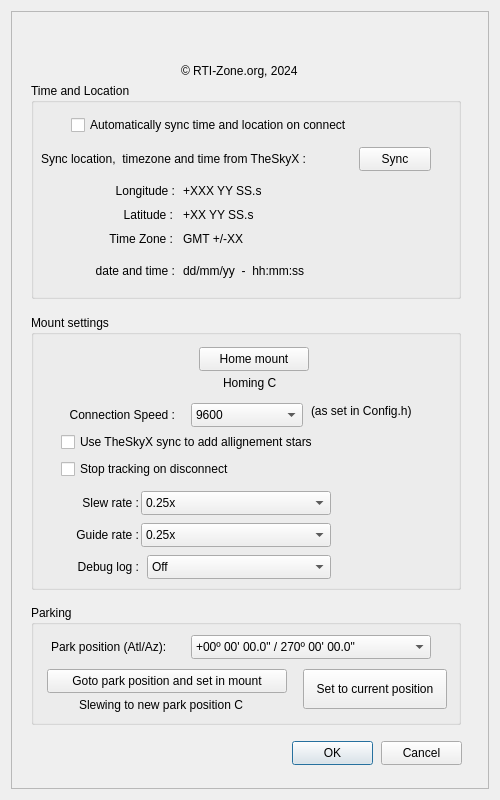
Before: the Qt Designer form OnStep.ui in rpineau/OnStep, drawn with Qt 5.
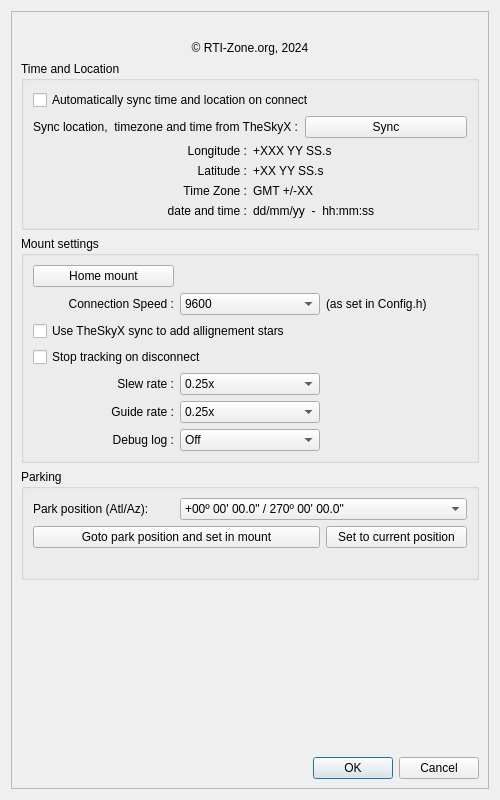
After: the same form once the commit is applied. Icons and pictures are not drawn. Custom widgets are drawn as their Qt base class.

Commit message: switch to QT layouts rather than absolute sizing for ui components

```diff
--- a/OnStep.ui
+++ b/OnStep.ui
@@ -10,24 +10,6 @@
     <height>800</height>
    </rect>
   </property>
-  <property name="sizePolicy">
-   <sizepolicy hsizetype="Fixed" vsizetype="Fixed">
-    <horstretch>0</horstretch>
-    <verstretch>0</verstretch>
-   </sizepolicy>
-  </property>
-  <property name="minimumSize">
-   <size>
-    <width>500</width>
-    <height>800</height>
-   </size>
-  </property>
-  <property name="maximumSize">
-   <size>
-    <width>500</width>
-    <height>800</height>
-   </size>
-  </property>
   <property name="windowTitle">
    <string>OnStep Setup</string>
   </property>
@@ -37,99 +19,56 @@
      <property name="enabled">
       <bool>true</bool>
      </property>
-     <property name="sizePolicy">
-      <sizepolicy hsizetype="Fixed" vsizetype="Fixed">
-       <horstretch>0</horstretch>
-       <verstretch>0</verstretch>
-      </sizepolicy>
-     </property>
-     <property name="minimumSize">
-      <size>
-       <width>0</width>
-       <height>4</height>
-      </size>
-     </property>
-     <property name="maximumSize">
-      <size>
-       <width>9999</width>
-       <height>9999</height>
-      </size>
-     </property>
-     <property name="sizeIncrement">
-      <size>
-       <width>56</width>
-       <height>0</height>
-      </size>
-     </property>
      <property name="frameShape">
       <enum>QFrame::StyledPanel</enum>
      </property>
      <property name="frameShadow">
       <enum>QFrame::Raised</enum>
      </property>
-     <widget class="QPushButton" name="pushButtonOK">
-       <property name="geometry">
-        <rect>
-         <x>281</x>
-         <y>730</y>
-        <width>81</width>
-        <height>24</height>
-       </rect>
-      </property>
+     <layout class="QVBoxLayout" name="mainLayout">
+      <item>
+       <widget class="QLabel" name="label_logo_2">
       <property name="text">
-       <string>OK</string>
-      </property>
-      <property name="default">
-       <bool>true</bool>
-      </property>
-     </widget>
-     <widget class="QPushButton" name="pushButtonCancel">
-       <property name="geometry">
-        <rect>
-         <x>370</x>
-         <y>730</y>
-        <width>81</width>
-        <height>24</height>
-       </rect>
-      </property>
+         <string/>
+        </property>
+        <property name="pixmap">
+         <pixmap>OnStep.png</pixmap>
+        </property>
+        <property name="alignment">
+         <set>Qt::AlignCenter</set>
+        </property>
+        <property name="X2_PhotoFileName" stdset="0">
+         <string>OnStep.png</string>
+        </property>
+       </widget>
+      </item>
+      <item>
+       <widget class="QLabel" name="label_5">
       <property name="text">
-       <string>Cancel</string>
-      </property>
-     </widget>
+         <string>© RTI-Zone.org, 2024</string>
+        </property>
+        <property name="alignment">
+         <set>Qt::AlignCenter</set>
+        </property>
+       </widget>
+      </item>
+      <item>
      <widget class="QGroupBox" name="groupBox">
-      <property name="geometry">
-       <rect>
-        <x>20</x>
-        <y>72</y>
-        <width>430</width>
-        <height>216</height>
-       </rect>
-      </property>
       <property name="title">
        <string>Time and Location</string>
       </property>
-      <widget class="QPushButton" name="pushButton">
-       <property name="geometry">
-        <rect>
-         <x>328</x>
-         <y>64</y>
-         <width>72</width>
-         <height>24</height>
-        </rect>
-       </property>
+        <layout class="QVBoxLayout" name="groupBoxLayout">
+         <item>
+          <widget class="QCheckBox" name="checkBox">
        <property name="text">
-        <string>Sync</string>
-       </property>
-      </widget>
+            <string>Automatically sync time and location on connect</string>
+           </property>
+          </widget>
+         </item>
+         <item>
+          <layout class="QHBoxLayout" name="syncLayout">
+           <item>
       <widget class="QLabel" name="label">
-       <property name="geometry">
-        <rect>
-         <x>10</x>
-         <y>64</y>
-         <width>304</width>
-         <height>24</height>
-        </rect>
-       </property>
        <property name="text">
         <string>Sync location,  timezone and time from TheSkyX :</string>
        </property>
@@ -137,44 +76,20 @@
         <set>Qt::AlignLeading|Qt::AlignLeft|Qt::AlignVCenter</set>
        </property>
       </widget>
-      <widget class="QLabel" name="label_4">
-       <property name="geometry">
-        <rect>
-         <x>8</x>
-         <y>176</y>
-         <width>136</width>
-         <height>24</height>
-        </rect>
-       </property>
+           </item>
+           <item>
+            <widget class="QPushButton" name="pushButton">
        <property name="text">
-        <string>date and time :</string>
-       </property>
-       <property name="alignment">
-        <set>Qt::AlignRight|Qt::AlignTrailing|Qt::AlignVCenter</set>
-       </property>
-      </widget>
-      <widget class="QLabel" name="time_date">
-       <property name="geometry">
-        <rect>
-         <x>152</x>
-         <y>176</y>
-         <width>248</width>
-         <height>24</height>
-        </rect>
-       </property>
-       <property name="text">
-        <string>dd/mm/yy  -  hh:mm:ss</string>
-       </property>
-      </widget>
+              <string>Sync</string>
+             </property>
+            </widget>
+           </item>
+          </layout>
+         </item>
+         <item>
+          <layout class="QGridLayout" name="locationGrid">
+           <item row="0" column="0">
       <widget class="QLabel" name="label_9">
-       <property name="geometry">
-        <rect>
-         <x>16</x>
-         <y>96</y>
-         <width>128</width>
-         <height>24</height>
-        </rect>
-       </property>
        <property name="text">
         <string>Longitude :</string>
        </property>
@@ -182,28 +97,16 @@
         <set>Qt::AlignRight|Qt::AlignTrailing|Qt::AlignVCenter</set>
        </property>
       </widget>
+           </item>
+           <item row="0" column="1">
       <widget class="QLabel" name="longitude">
-       <property name="geometry">
-        <rect>
-         <x>152</x>
-         <y>96</y>
-         <width>176</width>
-         <height>24</height>
-        </rect>
-       </property>
        <property name="text">
         <string>+XXX YY SS.s</string>
        </property>
       </widget>
+           </item>
+           <item row="1" column="0">
       <widget class="QLabel" name="label_11">
-       <property name="geometry">
-        <rect>
-         <x>32</x>
-         <y>120</y>
-         <width>110</width>
-         <height>24</height>
-        </rect>
-       </property>
        <property name="text">
         <string>Latitude :</string>
        </property>
@@ -211,28 +114,16 @@
         <set>Qt::AlignRight|Qt::AlignTrailing|Qt::AlignVCenter</set>
        </property>
       </widget>
+           </item>
+           <item row="1" column="1">
       <widget class="QLabel" name="latitude">
-       <property name="geometry">
-        <rect>
-         <x>152</x>
-         <y>120</y>
-         <width>176</width>
-         <height>24</height>
-        </rect>
-       </property>
        <property name="text">
         <string>+XX YY SS.s</string>
        </property>
       </widget>
+           </item>
+           <item row="2" column="0">
       <widget class="QLabel" name="label_12">
-       <property name="geometry">
-        <rect>
-         <x>32</x>
-         <y>144</y>
-         <width>110</width>
-         <height>24</height>
-        </rect>
-       </property>
        <property name="text">
         <string>Time Zone :</string>
        </property>
@@ -240,217 +131,68 @@
         <set>Qt::AlignRight|Qt::AlignTrailing|Qt::AlignVCenter</set>
        </property>
       </widget>
+           </item>
+           <item row="2" column="1">
       <widget class="QLabel" name="timezone">
-       <property name="geometry">
-        <rect>
-         <x>152</x>
-         <y>144</y>
-         <width>176</width>
-         <height>24</height>
-        </rect>
-       </property>
        <property name="text">
         <string>GMT +/-XX</string>
        </property>
       </widget>
-      <widget class="QCheckBox" name="checkBox">
-       <property name="geometry">
-        <rect>
-         <x>40</x>
-         <y>32</y>
-         <width>328</width>
-         <height>20</height>
-        </rect>
-       </property>
+           </item>
+           <item row="3" column="0">
+            <widget class="QLabel" name="label_4">
        <property name="text">
-        <string>Automatically sync time and location on connect</string>
-       </property>
-      </widget>
-     </widget>
-     <widget class="QLabel" name="label_5">
-      <property name="geometry">
-       <rect>
-        <x>170</x>
-        <y>48</y>
-        <width>144</width>
-        <height>24</height>
-       </rect>
-      </property>
-      <property name="text">
-       <string>© RTI-Zone.org, 2024</string>
-      </property>
-     </widget>
-     <widget class="QLabel" name="label_logo_2">
-      <property name="geometry">
-       <rect>
-        <x>180</x>
-        <y>10</y>
-        <width>116</width>
-        <height>35</height>
-       </rect>
-      </property>
-      <property name="text">
-       <string/>
-      </property>
-      <property name="pixmap">
-       <pixmap>OnStep.png</pixmap>
+              <string>date and time :</string>
       </property>
       <property name="alignment">
-       <set>Qt::AlignCenter</set>
-      </property>
-      <property name="X2_PhotoFileName" stdset="0">
-       <string>OnStep.png</string>
-      </property>
-     </widget>
+              <set>Qt::AlignRight|Qt::AlignTrailing|Qt::AlignVCenter</set>
+             </property>
+            </widget>
+           </item>
+           <item row="3" column="1">
+            <widget class="QLabel" name="time_date">
+             <property name="text">
+              <string>dd/mm/yy  -  hh:mm:ss</string>
+             </property>
+            </widget>
+           </item>
+          </layout>
+         </item>
+        </layout>
+       </widget>
+      </item>
+      <item>
      <widget class="QGroupBox" name="groupBox_2">
-      <property name="geometry">
-       <rect>
-        <x>20</x>
-        <y>304</y>
-        <width>430</width>
-        <height>275</height>
-       </rect>
-      </property>
       <property name="title">
        <string>Mount settings</string>
       </property>
+        <layout class="QGridLayout" name="mountGrid">
+         <item row="0" column="0">
       <widget class="QPushButton" name="pushButton_3">
-       <property name="geometry">
-        <rect>
-         <x>168</x>
-         <y>32</y>
-         <width>110</width>
-         <height>24</height>
-        </rect>
-       </property>
        <property name="text">
         <string>Home mount</string>
        </property>
       </widget>
-      <widget class="QCheckBox" name="checkBox_2">
-       <property name="geometry">
-        <rect>
-         <x>30</x>
-         <y>144</y>
-         <width>200</width>
-         <height>20</height>
-        </rect>
-       </property>
-       <property name="text">
-        <string>Stop tracking on disconnect</string>
-       </property>
-      </widget>
-      <widget class="QCheckBox" name="checkBox_3">
-       <property name="geometry">
-        <rect>
-         <x>30</x>
-         <y>112</y>
-         <width>300</width>
-         <height>30</height>
-        </rect>
-       </property>
-       <property name="text">
-        <string>Use TheSkyX sync to add allignement stars</string>
-       </property>
-      </widget>
-      <widget class="QComboBox" name="comboBox_2">
-       <property name="geometry">
-        <rect>
-         <x>110</x>
-         <y>176</y>
-         <width>190</width>
-         <height>24</height>
-        </rect>
-       </property>
-       <item>
-        <property name="text">
-         <string>0.25x</string>
-        </property>
-       </item>
-       <item>
-        <property name="text">
-         <string>0.5x</string>
-        </property>
-       </item>
-       <item>
-        <property name="text">
-         <string>1x (Guide)</string>
-        </property>
-       </item>
-       <item>
-        <property name="text">
-         <string>2x</string>
-        </property>
-       </item>
-       <item>
-        <property name="text">
-         <string>4x (Centering)</string>
-        </property>
-       </item>
-       <item>
-        <property name="text">
-         <string>8x (Move)</string>
-        </property>
-       </item>
-       <item>
-        <property name="text">
-         <string>24x (Slew)</string>
-        </property>
-       </item>
-       <item>
-        <property name="text">
-         <string>48x</string>
-        </property>
-       </item>
-       <item>
-        <property name="text">
-         <string>Half-Max</string>
-        </property>
-       </item>
-       <item>
-        <property name="text">
-         <string>Max</string>
-        </property>
-       </item>
-      </widget>
-      <widget class="QLabel" name="label_2">
-       <property name="geometry">
-        <rect>
-         <x>30</x>
-         <y>176</y>
-         <width>78</width>
-         <height>24</height>
-        </rect>
-       </property>
-       <property name="text">
-        <string>Slew rate :</string>
-       </property>
-       <property name="alignment">
-        <set>Qt::AlignRight|Qt::AlignTrailing|Qt::AlignVCenter</set>
-       </property>
-      </widget>
+         </item>
+         <item row="0" column="1" colspan="2">
       <widget class="QLabel" name="homingProgress">
-       <property name="geometry">
-        <rect>
-         <x>192</x>
-         <y>56</y>
-         <width>96</width>
-         <height>24</height>
-        </rect>
-       </property>
+           <property name="text">
+            <string/>
+           </property>
+          </widget>
+         </item>
+         <item row="1" column="0">
+          <widget class="QLabel" name="label_6">
        <property name="text">
-        <string>Homing C</string>
-       </property>
-      </widget>
+            <string>Connection Speed :</string>
+           </property>
+           <property name="alignment">
+            <set>Qt::AlignRight|Qt::AlignTrailing|Qt::AlignVCenter</set>
+           </property>
+          </widget>
+         </item>
+         <item row="1" column="1">
       <widget class="QComboBox" name="comboBox_3">
-       <property name="geometry">
-        <rect>
-         <x>160</x>
-         <y>88</y>
-         <width>112</width>
-         <height>24</height>
-        </rect>
-       </property>
        <item>
         <property name="text">
          <string>9600</string>
@@ -482,44 +224,40 @@
         </property>
        </item>
       </widget>
-      <widget class="QLabel" name="label_6">
-       <property name="geometry">
-        <rect>
-         <x>16</x>
-         <y>88</y>
-         <width>128</width>
-         <height>24</height>
-        </rect>
-       </property>
-       <property name="text">
-        <string>Connection Speed :</string>
-       </property>
-       <property name="alignment">
-        <set>Qt::AlignRight|Qt::AlignTrailing|Qt::AlignVCenter</set>
-       </property>
-      </widget>
+         </item>
+         <item row="1" column="2">
       <widget class="QLabel" name="label_7">
-       <property name="geometry">
-        <rect>
-         <x>280</x>
-         <y>88</y>
-         <width>128</width>
-         <height>16</height>
-        </rect>
-       </property>
        <property name="text">
         <string>(as set in Config.h)</string>
        </property>
       </widget>
-      <widget class="QComboBox" name="comboBox_4">
-       <property name="geometry">
-        <rect>
-         <x>110</x>
-         <y>208</y>
-         <width>190</width>
-         <height>24</height>
-        </rect>
-       </property>
+         </item>
+         <item row="2" column="0" colspan="3">
+          <widget class="QCheckBox" name="checkBox_3">
+           <property name="text">
+            <string>Use TheSkyX sync to add allignement stars</string>
+           </property>
+          </widget>
+         </item>
+         <item row="3" column="0" colspan="3">
+          <widget class="QCheckBox" name="checkBox_2">
+           <property name="text">
+            <string>Stop tracking on disconnect</string>
+           </property>
+          </widget>
+         </item>
+         <item row="4" column="0">
+          <widget class="QLabel" name="label_2">
+           <property name="text">
+            <string>Slew rate :</string>
+           </property>
+           <property name="alignment">
+            <set>Qt::AlignRight|Qt::AlignTrailing|Qt::AlignVCenter</set>
+           </property>
+          </widget>
+         </item>
+         <item row="4" column="1">
+          <widget class="QComboBox" name="comboBox_2">
        <item>
         <property name="text">
          <string>0.25x</string>
@@ -535,16 +273,45 @@
          <string>1x (Guide)</string>
         </property>
        </item>
-      </widget>
+           <item>
+            <property name="text">
+             <string>2x</string>
+            </property>
+           </item>
+           <item>
+            <property name="text">
+             <string>4x (Centering)</string>
+            </property>
+           </item>
+           <item>
+            <property name="text">
+             <string>8x (Move)</string>
+            </property>
+           </item>
+           <item>
+            <property name="text">
+             <string>24x (Slew)</string>
+            </property>
+           </item>
+           <item>
+            <property name="text">
+             <string>48x</string>
+            </property>
+           </item>
+           <item>
+            <property name="text">
+             <string>Half-Max</string>
+            </property>
+           </item>
+           <item>
+            <property name="text">
+             <string>Max</string>
+            </property>
+           </item>
+          </widget>
+         </item>
+         <item row="5" column="0">
       <widget class="QLabel" name="label_8">
-       <property name="geometry">
-        <rect>
-         <x>30</x>
-         <y>208</y>
-         <width>78</width>
-         <height>24</height>
-        </rect>
-       </property>
        <property name="text">
         <string>Guide rate :</string>
        </property>
@@ -552,15 +319,28 @@
         <set>Qt::AlignRight|Qt::AlignTrailing|Qt::AlignVCenter</set>
        </property>
       </widget>
+         </item>
+         <item row="5" column="1">
+          <widget class="QComboBox" name="comboBox_4">
+           <item>
+            <property name="text">
+             <string>0.25x</string>
+            </property>
+           </item>
+           <item>
+            <property name="text">
+             <string>0.5x</string>
+            </property>
+           </item>
+           <item>
+            <property name="text">
+             <string>1x (Guide)</string>
+            </property>
+           </item>
+          </widget>
+         </item>
+         <item row="6" column="0">
       <widget class="QLabel" name="label_10">
-       <property name="geometry">
-        <rect>
-         <x>30</x>
-         <y>240</y>
-         <width>78</width>
-         <height>24</height>
-        </rect>
-       </property>
        <property name="text">
         <string>Debug log :</string>
        </property>
@@ -568,15 +348,9 @@
         <set>Qt::AlignRight|Qt::AlignTrailing|Qt::AlignVCenter</set>
        </property>
       </widget>
+         </item>
+         <item row="6" column="1">
       <widget class="QComboBox" name="comboBox_5">
-       <property name="geometry">
-        <rect>
-         <x>116</x>
-         <y>240</y>
-         <width>184</width>
-         <height>24</height>
-        </rect>
-       </property>
        <item>
         <property name="text">
          <string>Off</string>
@@ -598,41 +372,25 @@
         </property>
        </item>
       </widget>
-     </widget>
+         </item>
+        </layout>
+       </widget>
+      </item>
+      <item>
      <widget class="QGroupBox" name="groupBox_3">
-      <property name="geometry">
-       <rect>
-        <x>20</x>
-        <y>594</y>
-        <width>430</width>
-        <height>120</height>
-       </rect>
-      </property>
       <property name="title">
        <string>Parking</string>
       </property>
+        <layout class="QGridLayout" name="parkingGrid">
+         <item row="0" column="0">
       <widget class="QLabel" name="label_3">
-       <property name="geometry">
-        <rect>
-         <x>20</x>
-         <y>30</y>
-         <width>140</width>
-         <height>24</height>
-        </rect>
-       </property>
        <property name="text">
         <string>Park position (Atl/Az):</string>
        </property>
       </widget>
+         </item>
+         <item row="0" column="1" colspan="2">
       <widget class="QComboBox" name="comboBox">
-       <property name="geometry">
-        <rect>
-         <x>160</x>
-         <y>30</y>
-         <width>240</width>
-         <height>24</height>
-        </rect>
-       </property>
        <item>
         <property name="text">
          <string>+00º 00' 00.0&quot; / 270º 00' 00.0&quot;</string>
@@ -649,46 +407,79 @@
         </property>
        </item>
       </widget>
+         </item>
+         <item row="1" column="0" colspan="2">
       <widget class="QPushButton" name="pushButton_2">
-       <property name="geometry">
-        <rect>
-         <x>16</x>
-         <y>64</y>
-         <width>240</width>
-         <height>24</height>
-        </rect>
-       </property>
        <property name="text">
         <string>Goto park position and set in mount</string>
        </property>
       </widget>
-      <widget class="QLabel" name="parkingProgress">
-       <property name="geometry">
-        <rect>
-         <x>48</x>
-         <y>88</y>
-         <width>192</width>
-         <height>24</height>
-        </rect>
-       </property>
-       <property name="text">
-        <string>Slewing to new park position C</string>
-       </property>
-      </widget>
+         </item>
+         <item row="1" column="2">
       <widget class="QPushButton" name="pushButton_4">
-       <property name="geometry">
-        <rect>
-         <x>272</x>
-         <y>64</y>
-         <width>144</width>
-         <height>40</height>
-        </rect>
-       </property>
        <property name="text">
         <string>Set to current position</string>
        </property>
       </widget>
-     </widget>
+         </item>
+         <item row="2" column="0" colspan="3">
+          <widget class="QLabel" name="parkingProgress">
+           <property name="text">
+            <string/>
+           </property>
+          </widget>
+         </item>
+        </layout>
+       </widget>
+      </item>
+      <item>
+       <spacer name="verticalSpacer">
+        <property name="orientation">
+         <enum>Qt::Vertical</enum>
+        </property>
+        <property name="sizeHint" stdset="0">
+         <size>
+          <width>20</width>
+          <height>40</height>
+         </size>
+        </property>
+       </spacer>
+      </item>
+      <item>
+       <layout class="QHBoxLayout" name="buttonLayout">
+        <item>
+         <spacer name="horizontalSpacer">
+          <property name="orientation">
+           <enum>Qt::Horizontal</enum>
+          </property>
+          <property name="sizeHint" stdset="0">
+           <size>
+            <width>40</width>
+            <height>20</height>
+           </size>
+          </property>
+         </spacer>
+        </item>
+        <item>
+         <widget class="QPushButton" name="pushButtonOK">
+          <property name="text">
+           <string>OK</string>
+          </property>
+          <property name="default">
+           <bool>true</bool>
+          </property>
+         </widget>
+        </item>
+        <item>
+         <widget class="QPushButton" name="pushButtonCancel">
+          <property name="text">
+           <string>Cancel</string>
+          </property>
+         </widget>
+        </item>
+       </layout>
+      </item>
+     </layout>
     </widget>
    </item>
   </layout>
```
Lines whose indentation alone changed are shown as unchanged.
